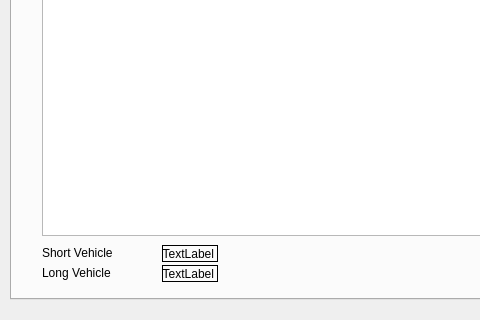
Before: the Qt Designer form gtk/main.ui in lukeremy/vehicle_detection, drawn with Qt 5; both pictures show x 0 to 480 and y 360 to 680 of the 1000 by 680 pixel window.
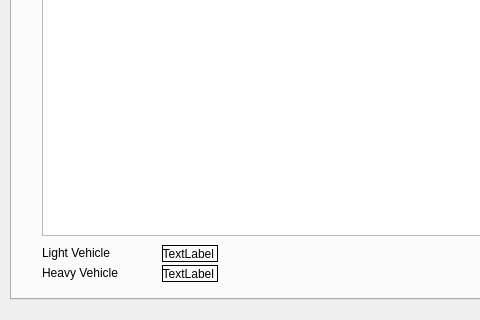
After: the same form once the commit is applied. The open tabs and pages were chosen to show the change.

Commit message: update pin hole model and caputer init

What changed in the file:
```diff
--- a/gtk/main.ui
+++ b/gtk/main.ui
@@ -1341,7 +1341,7 @@
        </rect>
       </property>
       <property name="text">
-       <string>Long Vehicle</string>
+       <string>Heavy Vehicle</string>
       </property>
      </widget>
      <widget class="QLabel" name="label_logShortVehicle">
@@ -1354,7 +1354,7 @@
        </rect>
       </property>
       <property name="text">
-       <string>Short Vehicle</string>
+       <string>Light Vehicle</string>
       </property>
      </widget>
      <widget class="QTableWidget" name="tableWidget_searchLog">
```
Left out of the diff: 8 changed lines with no effect on the pictures. The commit also changes 2 other files.
